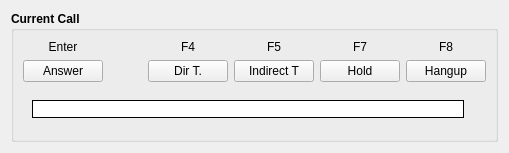
This is xivoclient/src/xlets/switchboard/current_call.ui in wazo-platform/wazo-client-qt as Qt 5 draws it before an edit. The edited form follows.
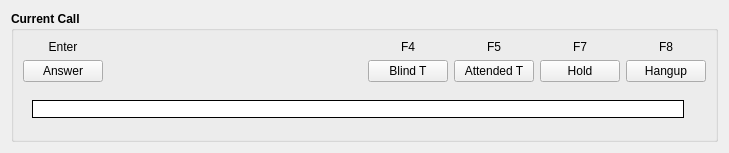
This is the edited form.

Commit message: update switchboard transfer button labels

Diff of the .ui file:
```diff
--- a/xivoclient/src/xlets/switchboard/current_call.ui
+++ b/xivoclient/src/xlets/switchboard/current_call.ui
@@ -6,7 +6,7 @@
    <rect>
     <x>0</x>
     <y>0</y>
-    <width>509</width>
+    <width>729</width>
     <height>153</height>
    </rect>
   </property>
@@ -144,7 +144,7 @@
              </font>
             </property>
             <property name="text">
-             <string>Dir T.</string>
+             <string>Blind T</string>
             </property>
             <property name="shortcut">
              <string>F4</string>
@@ -183,7 +183,7 @@
              <string>Indirect Transfer</string>
             </property>
             <property name="text">
-             <string>Indirect T</string>
+             <string>Attended T</string>
             </property>
             <property name="shortcut">
              <string>F5</string>
```
Left out of the diff: 5 changed lines with no effect on the pictures. The commit also changes 1 other file.
